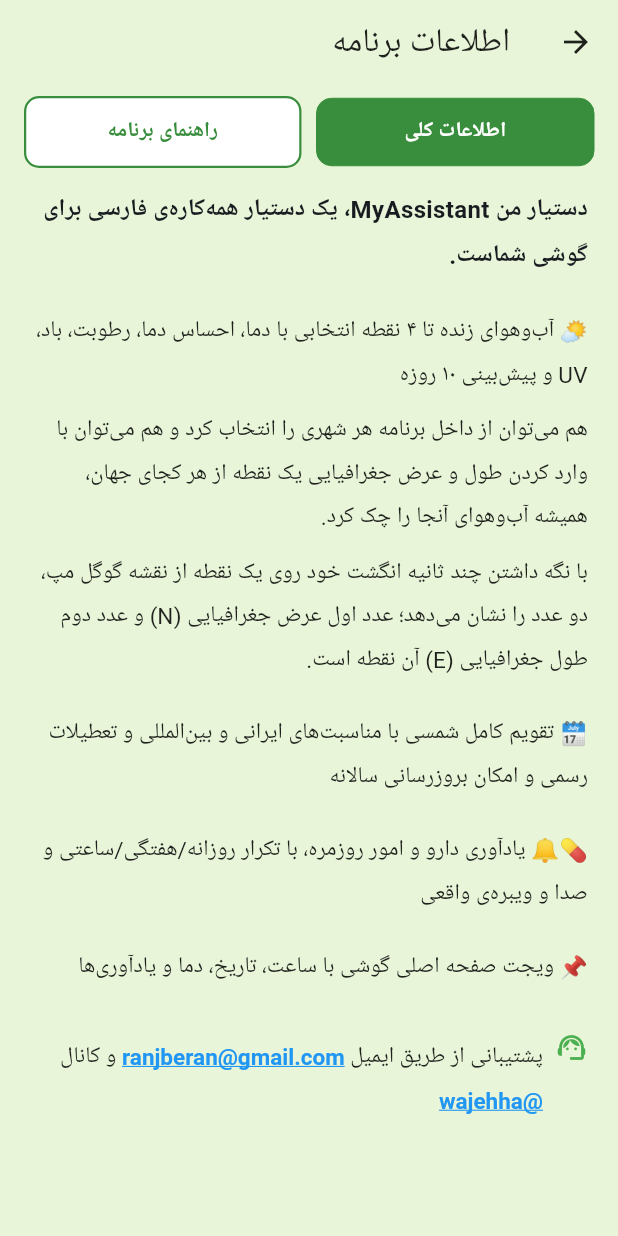
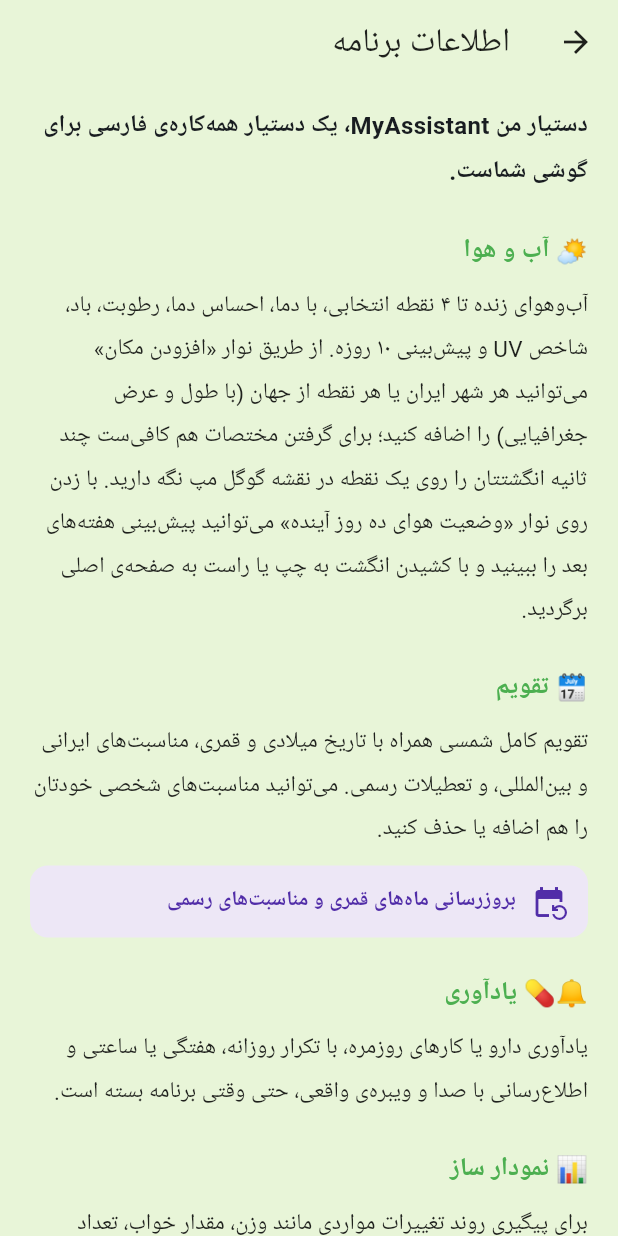
Before and after one commit to jozeranjbar/MyAssistant, a Flutter app: the AboutScreen screen opened directly, on a phone screen of 412 x 824 dp. Run offline on Flutter 3.47's test engine with Material 3 defaults, Android fonts, the phone set to English and light mode, and no system bars; our stand-ins replace connectivity_plus, flutter_local_notifications, hijri, shamsi_date, shared_preferences, timezone; missing offline and left inert: home_widget, workmanager; accounts and stored records are empty; network calls fail; statements that could not run were skipped; project files that could hold a hidden picture were left out.

Commit message:
Update about_screen.dart

```diff
--- a/lib/screens/about_screen.dart
+++ b/lib/screens/about_screen.dart
@@ -1,17 +1,10 @@
 import 'package:flutter/material.dart';
 import 'package:flutter/gestures.dart';
 import 'package:url_launcher/url_launcher.dart';
+import 'calendar_screen.dart' show showManageHolidaysDialog;
 
-class AboutScreen extends StatefulWidget {
+class AboutScreen extends StatelessWidget {
   const AboutScreen({super.key});
-
-  @override
-  State<AboutScreen> createState() => _AboutScreenState();
-}
-
-class _AboutScreenState extends State<AboutScreen> {
-  // ۰ = اطلاعات کلی (پیش‌فرض)   ۱ = راهنمای برنامه
-  int _tab = 0;
 
   Future<void> _openUrl(String url) async {
     final uri = Uri.parse(url);
@@ -23,6 +16,15 @@ class _AboutScreenState extends State<AboutScreen> {
   @override
   Widget build(BuildContext context) {
     const bgColor = Color(0xFFE8F5D8); // سبز چمنی روشن
+    const bodyStyle = TextStyle(fontSize: 15, height: 1.9, color: Colors.black87);
+    const titleStyle = TextStyle(fontSize: 17, fontWeight: FontWeight.bold, height: 1.9, color: Colors.green);
+    const linkStyle = TextStyle(
+      fontSize: 15,
+      height: 1.9,
+      color: Colors.blue,
+      decoration: TextDecoration.underline,
+      fontWeight: FontWeight.bold,
+    );
 
     return Scaffold(
       backgroundColor: bgColor,
@@ -38,93 +40,8 @@ class _AboutScreenState extends State<AboutScreen> {
             Navigator.of(context).maybePop();
           }
         },
-        child: Column(
-        children: [
-          Padding(
-            padding: const EdgeInsets.fromLTRB(16, 8, 16, 8),
-            child: Row(
-              children: [
-                Expanded(
-                  child: _TabButton(
-                    label: 'اطلاعات کلی',
-                    selected: _tab == 0,
-                    onTap: () => setState(() => _tab = 0),
-                  ),
-                ),
-                const SizedBox(width: 10),
-                Expanded(
-                  child: _TabButton(
-                    label: 'راهنمای برنامه',
-                    selected: _tab == 1,
-                    onTap: () => setState(() => _tab = 1),
-                  ),
-                ),
-              ],
-            ),
-          ),
-          Expanded(
-            child: _tab == 0 ? _GeneralInfoTab(onOpenUrl: _openUrl) : const _UserGuideTab(),
-          ),
-        ],
-        ),
-      ),
-    );
-  }
-}
-
-class _TabButton extends StatelessWidget {
-  final String label;
-  final bool selected;
-  final VoidCallback onTap;
-
-  const _TabButton({required this.label, required this.selected, required this.onTap});
-
-  @override
-  Widget build(BuildContext context) {
-    return Material(
-      color: selected ? Colors.green.shade700 : Colors.white,
-      borderRadius: BorderRadius.circular(10),
-      child: InkWell(
-        borderRadius: BorderRadius.circular(10),
-        onTap: onTap,
-        child: Container(
-          padding: const EdgeInsets.symmetric(vertical: 12),
-          decoration: BoxDecoration(
-            borderRadius: BorderRadius.circular(10),
-            border: Border.all(color: Colors.green.shade700, width: selected ? 0 : 1.5),
-          ),
-          child: Text(
-            label,
-            textAlign: TextAlign.center,
-            style: TextStyle(
-              color: selected ? Colors.white : Colors.green.shade700,
-              fontWeight: FontWeight.bold,
-              fontSize: 14,
-            ),
-          ),
-        ),
-      ),
-    );
-  }
-}
-
-class _GeneralInfoTab extends StatelessWidget {
-  final Future<void> Function(String url) onOpenUrl;
-  const _GeneralInfoTab({required this.onOpenUrl});
-
-  @override
-  Widget build(BuildContext context) {
-    const bodyStyle = TextStyle(fontSize: 15, height: 1.9, color: Colors.black87);
-    const linkStyle = TextStyle(
-      fontSize: 15,
-      height: 1.9,
-      color: Colors.blue,
-      decoration: TextDecoration.underline,
-      fontWeight: FontWeight.bold,
-    );
-
-    return SingleChildScrollView(
-      padding: const EdgeInsets.fromLTRB(20, 4, 20, 20),
+        child: SingleChildScrollView(
+          padding: const EdgeInsets.fromLTRB(20, 12, 20, 24),
           child: Column(
             crossAxisAlignment: CrossAxisAlignment.start,
             children: [
@@ -134,29 +51,51 @@ class _GeneralInfoTab extends StatelessWidget {
               ),
               const SizedBox(height: 20),
 
-          const Text('🌤️ آب‌وهوای زنده تا ۴ نقطه انتخابی با دما، احساس دما، رطوبت، باد، UV و پیش‌بینی ۱۰ روزه',
-              style: bodyStyle),
-          const SizedBox(height: 8),
+              const Text('🌤️ آب و هوا', style: titleStyle),
+              const SizedBox(height: 6),
               const Text(
-            'هم می‌توان از داخل برنامه هر شهری را انتخاب کرد و هم می‌توان با وارد کردن طول و عرض جغرافیایی یک نقطه از هر کجای جهان، همیشه آب‌وهوای آنجا را چک کرد.',
-            style: bodyStyle,
-          ),
-          const SizedBox(height: 8),
-          const Text(
-            'با نگه داشتن چند ثانیه انگشت خود روی یک نقطه از نقشه گوگل مپ، دو عدد را نشان می‌دهد؛ عدد اول عرض جغرافیایی (N) و عدد دوم طول جغرافیایی (E) آن نقطه است.',
+                'آب‌وهوای زنده تا ۴ نقطه انتخابی، با دما، احساس دما، رطوبت، باد، شاخص UV و پیش‌بینی ۱۰ روزه. از طریق نوار «افزودن مکان» می‌توانید هر شهر ایران یا هر نقطه از جهان (با طول و عرض جغرافیایی) را اضافه کنید؛ برای گرفتن مختصات هم کافی‌ست چند ثانیه انگشتتان را روی یک نقطه در نقشه گوگل مپ نگه دارید. با زدن روی نوار «وضعیت هوای ده روز آینده» می‌توانید پیش‌بینی هفته‌های بعد را ببینید و با کشیدن انگشت به چپ یا راست به صفحه‌ی اصلی برگردید.',
                 style: bodyStyle,
               ),
               const SizedBox(height: 20),
 
-          const Text('🗓️ تقویم کامل شمسی با مناسبت‌های ایرانی و بین‌المللی و تعطیلات رسمی و امکان بروزرسانی سالانه',
-              style: bodyStyle),
+              const Text('🗓️ تقویم', style: titleStyle),
+              const SizedBox(height: 6),
+              const Text(
+                'تقویم کامل شمسی همراه با تاریخ میلادی و قمری، مناسبت‌های ایرانی و بین‌المللی، و تعطیلات رسمی. می‌توانید مناسبت‌های شخصی خودتان را هم اضافه یا حذف کنید.',
+                style: bodyStyle,
+              ),
+              const SizedBox(height: 10),
+              _ActionButton(
+                icon: Icons.event_repeat,
+                label: 'بروزرسانی ماه‌های قمری و مناسبت‌های رسمی',
+                color: Colors.deepPurple,
+                onTap: () => showManageHolidaysDialog(context),
+              ),
               const SizedBox(height: 20),
 
-          const Text('💊🔔 یادآوری دارو و امور روزمره، با تکرار روزانه/هفتگی/ساعتی و صدا و ویبره‌ی واقعی',
-              style: bodyStyle),
+              const Text('🔔💊 یادآوری', style: titleStyle),
+              const SizedBox(height: 6),
+              const Text(
+                'یادآوری دارو یا کارهای روزمره، با تکرار روزانه، هفتگی یا ساعتی و اطلاع‌رسانی با صدا و ویبره‌ی واقعی، حتی وقتی برنامه بسته است.',
+                style: bodyStyle,
+              ),
               const SizedBox(height: 20),
 
-          const Text('📌 ویجت صفحه اصلی گوشی با ساعت، تاریخ، دما و یادآوری‌ها', style: bodyStyle),
+              const Text('📊 نمودار ساز', style: titleStyle),
+              const SizedBox(height: 6),
+              const Text(
+                'برای پیگیری روند تغییرات مواردی مانند وزن، مقدار خواب، تعداد قدم‌های روزانه یا قند خون، از این بخش استفاده کنید.',
+                style: bodyStyle,
+              ),
+              const SizedBox(height: 20),
+
+              const Text('📌 ویجت صفحه اصلی', style: titleStyle),
+              const SizedBox(height: 6),
+              const Text(
+                'با نگه‌داشتن انگشت روی صفحه اصلی گوشی و افزودن ویجت MyAssistant، ساعت، تاریخ، دما و یادآوری‌های امروز همیشه جلوی چشمتان می‌ماند. اندازه‌ی ویجت هم از عرض و ارتفاع قابل تغییر است.',
+                style: bodyStyle,
+              ),
               const SizedBox(height: 28),
 
               Row(
@@ -174,14 +113,14 @@ class _GeneralInfoTab extends StatelessWidget {
                             text: 'ranjberan@gmail.com',
                             style: linkStyle,
                             recognizer: TapGestureRecognizer()
-                          ..onTap = () => onOpenUrl('mailto:ranjberan@gmail.com'),
+                              ..onTap = () => _openUrl('mailto:ranjberan@gmail.com'),
                           ),
                           const TextSpan(text: ' و کانال '),
                           TextSpan(
                             text: '@wajehha',
                             style: linkStyle,
                             recognizer: TapGestureRecognizer()
-                          ..onTap = () => onOpenUrl('https://t.me/wajehha'),
+                              ..onTap = () => _openUrl('https://t.me/wajehha'),
                           ),
                         ],
                       ),
@@ -191,62 +130,40 @@ class _GeneralInfoTab extends StatelessWidget {
               ),
             ],
           ),
+        ),
+      ),
     );
   }
 }
 
-class _UserGuideTab extends StatelessWidget {
-  const _UserGuideTab();
+class _ActionButton extends StatelessWidget {
+  final IconData icon;
+  final String label;
+  final MaterialColor color;
+  final VoidCallback onTap;
+  const _ActionButton({required this.icon, required this.label, required this.color, required this.onTap});
 
   @override
   Widget build(BuildContext context) {
-    const bodyStyle = TextStyle(fontSize: 15, height: 1.9, color: Colors.black87);
-    const titleStyle = TextStyle(fontSize: 16, fontWeight: FontWeight.bold, height: 1.9);
-
-    return SingleChildScrollView(
-      padding: const EdgeInsets.fromLTRB(20, 4, 20, 20),
-      child: Column(
-        crossAxisAlignment: CrossAxisAlignment.start,
-        children: const [
-          Text('🌤️ آب و هوا', style: titleStyle),
-          SizedBox(height: 8),
-          Text(
-            'از طریق نوار «تنظیمات آب و هوا» می‌توانید تا ۴ شهر یا نقطه‌ی جغرافیایی دلخواه اضافه کنید. با زدن روی نوار «وضعیت هوای ده روز آینده» پیش‌بینی ۱۰ روز بعد را می‌بینید. در آن صفحه با کشیدن انگشت به چپ یا راست هم به صفحه‌ی اصلی برمی‌گردید.',
-            style: bodyStyle,
-          ),
-          SizedBox(height: 20),
-
-          Text('🗓️ تقویم', style: titleStyle),
-          SizedBox(height: 8),
-          Text(
-            'تاریخ امروز به‌صورت شمسی، میلادی و قمری نمایش داده می‌شود. با زدن روی نوار «تنظیم مناسبت‌ها و مشاهده تقویم کامل» می‌توانید همه‌ی روزهای سال و مناسبت‌های شخصی خودتان را مدیریت کنید.',
-            style: bodyStyle,
-          ),
-          SizedBox(height: 20),
-
-          Text('🔔💊 یادآوری', style: titleStyle),
-          SizedBox(height: 8),
-          Text(
-            'از نوار «تنظیمات یادآوری» می‌توانید یادآوری‌های دارویی یا کارهای روزمره را با تکرار روزانه، هفتگی یا ساعتی تنظیم کنید. برنامه سر وقت با صدا و ویبره اطلاع می‌دهد.',
-            style: bodyStyle,
-          ),
-          SizedBox(height: 20),
-
-          Text('📊 نمودار ساز', style: titleStyle),
-          SizedBox(height: 8),
-          Text(
-            'برای پیگیری روند تغییرات مواردی مانند وزن، مقدار خواب، تعداد قدم‌های روزانه یا قند خون، از این بخش استفاده کنید.',
-            style: bodyStyle,
-          ),
-          SizedBox(height: 20),
-
-          Text('📌 ویجت صفحه اصلی', style: titleStyle),
-          SizedBox(height: 8),
-          Text(
-            'با نگه‌داشتن انگشت روی صفحه اصلی گوشی و افزودن ویجت MyAssistant، ساعت، تاریخ، دما و یادآوری‌های امروز همیشه جلوی چشمتان می‌ماند. اندازه‌ی ویجت هم از عرض و ارتفاع قابل تغییر است.',
-            style: bodyStyle,
+    return Material(
+      color: color.shade50,
+      borderRadius: BorderRadius.circular(12),
+      child: InkWell(
+        borderRadius: BorderRadius.circular(12),
+        onTap: onTap,
+        child: Padding(
+          padding: const EdgeInsets.symmetric(horizontal: 14, vertical: 12),
+          child: Row(
+            children: [
+              Icon(icon, color: color.shade700),
+              const SizedBox(width: 10),
+              Expanded(
+                child: Text(label,
+                    style: TextStyle(color: color.shade700, fontWeight: FontWeight.bold, fontSize: 14)),
               ),
             ],
+          ),
+        ),
       ),
     );
   }
```
Lines whose indentation alone changed are shown as unchanged.
